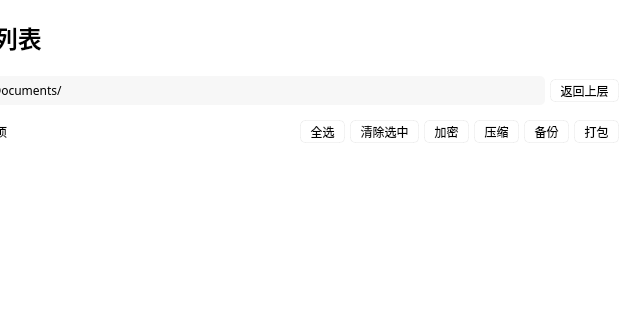
Old version of the form mainwindow.ui in the repository KKKirino/Backup-My-Files-Qt5; both pictures show x 171 to 800 and y 0 to 320 of the 800 by 603 pixel window.
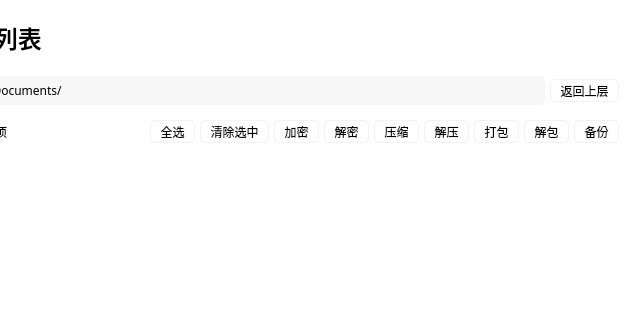
New version of the form. Icons and pictures are not drawn.

Commit message: feat: 增加设置页和加密解密功能

```diff
--- a/mainwindow.ui
+++ b/mainwindow.ui
@@ -303,7 +303,7 @@
 }
 
 QPushButton, QToolButton {
-	background-color: rgba(255, 255, 255);
+	background-color: rgb(255, 255, 255);
 	border: 1px solid rgba(0, 0, 0, 0.05);
 	border-radius: 5px;
 	padding: 0 5px;
@@ -496,6 +496,13 @@
                </property>
               </widget>
              </item>
+             <item>
+              <widget class="QToolButton" name="decrypt_btn">
+               <property name="text">
+                <string>解密</string>
+               </property>
+              </widget>
+             </item>
              <item>
               <widget class="QToolButton" name="zip_btn">
                <property name="text">
@@ -504,9 +511,9 @@
               </widget>
              </item>
              <item>
-              <widget class="QToolButton" name="backup_btn">
+              <widget class="QToolButton" name="unzip_btn">
                <property name="text">
-                <string>备份</string>
+                <string>解压</string>
                </property>
               </widget>
              </item>
@@ -517,6 +524,20 @@
                </property>
               </widget>
              </item>
+             <item>
+              <widget class="QToolButton" name="unpack_btn">
+               <property name="text">
+                <string>解包</string>
+               </property>
+              </widget>
+             </item>
+             <item>
+              <widget class="QToolButton" name="backup_btn">
+               <property name="text">
+                <string>备份</string>
+               </property>
+              </widget>
+             </item>
             </layout>
            </widget>
           </item>
```
The commit also changes 9 other files.
